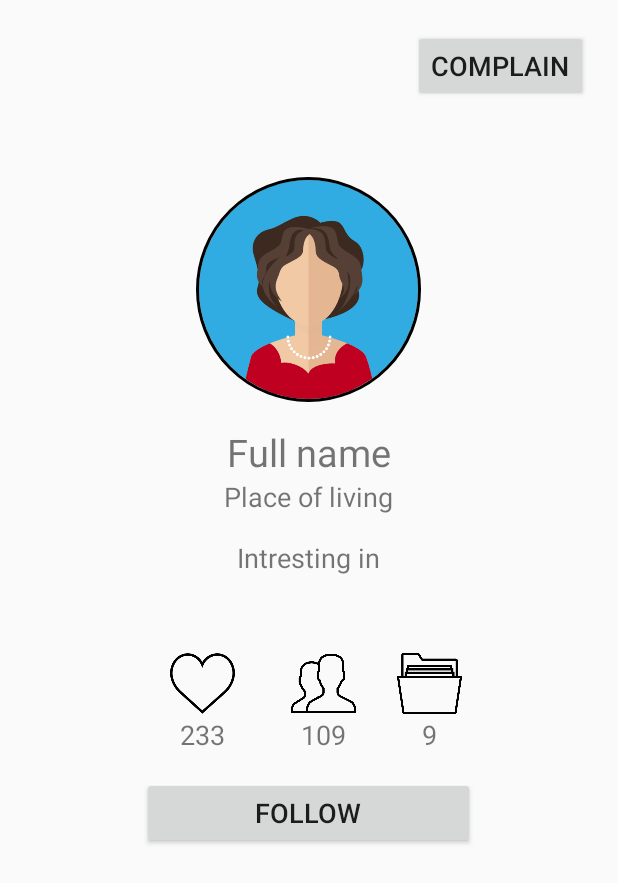
After one commit to DariyaBaletskaya/collections-client, an Android app: the layout profile_view.xml on its own in the app's theme, with its tools: preview values and no code run, on a phone screen of 412 x 824 dp. The commit adds this screen. Shown: the top 883 px of the screen. Run offline under Robolectric (Android 15) with nearby library versions, the phone set to English and light mode, and no system bars.

Commit message:
Add profile_view.xml and enter_form.xml

```diff
--- a/app/build.gradle
+++ b/app/build.gradle
@@ -43,5 +43,7 @@ dependencies {
     implementation 'com.fasterxml.jackson.core:jackson-annotations:2.4.1'
     implementation 'com.fasterxml.jackson.core:jackson-databind:2.4.1'
     implementation 'org.springframework.android:spring-android-rest-template:2.0.0.M3'
+    implementation 'de.hdodenhof:circleimageview:3.0.0'
+
 
 }
--- /dev/null
+++ b/app/src/main/res/layout/profile_view.xml
@@ -0,0 +1,143 @@
+<?xml version="1.0" encoding="utf-8"?>
+<LinearLayout xmlns:android="http://schemas.android.com/apk/res/android"
+    xmlns:app="http://schemas.android.com/apk/res-auto"
+    xmlns:tools="http://schemas.android.com/tools"
+    android:layout_width="match_parent"
+    android:layout_height="match_parent"
+    android:gravity="center_horizontal"
+    android:orientation="vertical"
+    android:padding="20dp">
+
+    <LinearLayout
+        android:layout_width="match_parent"
+        android:layout_height="wrap_content"
+        android:gravity="right"
+        android:orientation="horizontal"
+        android:layout_marginBottom="@dimen/context_block_margin">
+
+        <Button
+            android:id="@+id/button"
+            android:layout_width="wrap_content"
+            android:layout_height="wrap_content"
+            android:text="@string/b_complain"
+            android:textSize="@dimen/font_size_plain_text"/>
+    </LinearLayout>
+
+    <de.hdodenhof.circleimageview.CircleImageView
+        xmlns:app="http://schemas.android.com/apk/res-auto"
+        android:id="@+id/profile_image"
+        android:layout_width="@dimen/profile_image"
+        android:layout_height="@dimen/profile_image"
+        android:src="@drawable/people"
+        app:civ_border_width="2dp"
+        app:civ_border_color="#FF000000"/>
+
+    <TextView
+        android:id="@+id/tv_full_name"
+        android:layout_width="wrap_content"
+        android:layout_height="wrap_content"
+        android:text="@string/tv_full_name"
+        android:textSize="@dimen/font_size_full_name"
+        android:layout_marginTop="@dimen/text_vertical_margin"/>
+
+    <TextView
+        android:id="@+id/textView3"
+        android:layout_width="wrap_content"
+        android:layout_height="wrap_content"
+        android:text="@string/tv_place_living"
+        android:textSize="@dimen/font_size_plain_text"/>
+
+    <TextView
+        android:id="@+id/textView4"
+        android:layout_width="wrap_content"
+        android:layout_height="wrap_content"
+        android:text="@string/tv_interest"
+        android:textSize="@dimen/font_size_plain_text"
+        android:layout_marginTop="@dimen/text_vertical_margin"/>
+
+    <GridLayout
+        android:layout_width="wrap_content"
+        android:layout_height="wrap_content"
+        android:columnCount="3"
+        android:rowCount="3"
+        android:horizontalSpacing="@dimen/space_between_grid_blocks"
+        android:verticalSpacing="@dimen/space_between_grid_blocks"
+        android:layout_marginTop="@dimen/context_block_margin">
+
+
+       <ImageView
+            android:id="@+id/imageView7"
+            android:layout_width="@dimen/icons_profile"
+            android:layout_height="@dimen/icons_profile"
+            android:layout_column="0"
+            android:layout_row="0"
+           android:layout_gravity="center_horizontal"
+            app:srcCompat="@drawable/ic_menu_favorites" />
+
+        <ImageView
+            android:id="@+id/imageView8"
+            android:layout_width="@dimen/icons_profile"
+            android:layout_height="@dimen/icons_profile"
+            android:layout_column="1"
+            android:layout_row="0"
+            android:layout_gravity="center_horizontal"
+            app:srcCompat="@drawable/users" />
+
+        <ImageView
+            android:id="@+id/imageView9"
+            android:layout_width="@dimen/icons_profile"
+            android:layout_height="@dimen/icons_profile"
+            android:layout_column="2"
+            android:layout_row="0"
+            android:layout_gravity="center_horizontal"
+            app:srcCompat="@drawable/folder" />
+
+        <TextView
+            android:id="@+id/textView11"
+            android:layout_width="wrap_content"
+            android:layout_height="wrap_content"
+            android:layout_column="0"
+            android:layout_row="1"
+            android:layout_gravity="center_horizontal"
+            android:text="@string/tv_likes"
+            android:layout_marginLeft="@dimen/space_between_grid_blocks"
+            android:layout_marginRight="@dimen/space_between_grid_blocks"
+            android:textSize="@dimen/font_size_plain_text"/>
+
+        <TextView
+            android:id="@+id/textView12"
+            android:layout_width="wrap_content"
+            android:layout_height="wrap_content"
+            android:layout_column="1"
+            android:layout_row="1"
+            android:layout_gravity="center_horizontal"
+            android:text="@string/tv_followers"
+            android:layout_marginLeft="@dimen/space_between_grid_blocks"
+            android:layout_marginRight="@dimen/space_between_grid_blocks"
+            android:textSize="@dimen/font_size_plain_text"/>
+
+        <TextView
+            android:id="@+id/textView13"
+            android:layout_width="wrap_content"
+            android:layout_height="wrap_content"
+            android:layout_column="2"
+            android:layout_row="1"
+            android:layout_gravity="center_horizontal"
+            android:text="@string/tv_collections"
+            android:layout_marginLeft="@dimen/space_between_grid_blocks"
+            android:layout_marginRight="@dimen/space_between_grid_blocks"
+            android:textSize="@dimen/font_size_plain_text"/>
+
+        <Button
+            android:id="@+id/button2"
+            android:layout_width="match_parent"
+            android:layout_height="match_parent"
+            android:layout_columnSpan="3"
+            android:layout_gravity="fill"
+            android:text="@string/b_follow"
+            android:layout_marginTop="@dimen/text_vertical_margin"
+            android:textSize="@dimen/font_size_plain_text" />
+
+    </GridLayout>
+
+</LinearLayout>
--- a/app/src/main/res/values/colors.xml
+++ b/app/src/main/res/values/colors.xml
@@ -3,4 +3,7 @@
     <color name="colorPrimary">#008577</color>
     <color name="colorPrimaryDark">#00574B</color>
     <color name="colorAccent">#D81B60</color>
+    <color name="colorGreyDark">#353636</color>
+    <color name="colorGrey">#DADCDD</color>
+
 </resources>
--- a/app/src/main/res/values/dimens.xml
+++ b/app/src/main/res/values/dimens.xml
@@ -5,4 +5,21 @@
     <dimen name="nav_header_vertical_spacing">8dp</dimen>
     <dimen name="nav_header_height">176dp</dimen>
     <dimen name="fab_margin">16dp</dimen>
+
+    <!--margin, font-size for enter-form.xml-->
+    <dimen name="text_vertical_margin">16dp</dimen>
+    <dimen name="headline_vertical_margin">16dp</dimen>
+    <dimen name="context_block_margin">50dp</dimen>
+    <dimen name="text_space">5sp</dimen>
+    <dimen name="font_size_plain_text">18sp</dimen>
+    <dimen name="font_size_headline">40sp</dimen>
+    <dimen name="size_image_logo">48dp</dimen>
+    <dimen name="image_horizontal_margin">16dp</dimen>
+    <dimen name="edit_text_vertical_margin">0dp</dimen>
+
+    <dimen name="profile_image">150dp</dimen>
+    <dimen name="icons_profile">43dp</dimen>
+    <dimen name="font_size_full_name">25sp</dimen>
+    <dimen name="space_between_grid_blocks">25dp</dimen>
+
 </resources>
--- a/app/src/main/res/values/strings.xml
+++ b/app/src/main/res/values/strings.xml
@@ -29,4 +29,25 @@
     <string name="remove_from_favourites">Remove from favourites</string>
     <string name="edit">Edit</string>
     <string name="delete">Delete</string>
+
+
+    <!--strings for enter_form.xml-->
+    <string name="tv_nameProgram">Collections App</string>
+    <string name="tv_taglineProgram">Collect anytime, anywhere</string>
+    <string name="tv_email">Email address</string>
+    <string name="tv_password">Password</string>
+    <string name="tv_forgotPassword">Forgot password?</string>
+    <string name="b_logIn">Log in</string>
+    <string name="tv_logWithSocialAcc">Or login with social accounts</string>
+    <string name="tv_noAccountYet">Don\'t have an account yet?</string>
+    <string name="tv_signUp">Sign up now!</string>
+
+    <string name="tv_full_name">Full name</string>
+    <string name="tv_place_living">Place of living</string>
+    <string name="tv_interest">Intresting in</string>
+    <string name="tv_likes">233</string>
+    <string name="tv_followers">109</string>
+    <string name="tv_collections">9</string>
+    <string name="b_complain">Complain</string>
+    <string name="b_follow">Follow</string>
 </resources>
--- a/build.gradle
+++ b/build.gradle
@@ -1,4 +1,5 @@
 // Top-level build file where you can add configuration options common to all sub-projects/modules.
+
 
 buildscript {
     repositories {
```
Also changed, not shown: app/src/main/java/onpu/pnit/collectionsclient/activity/MainActivity.java (+9 -0 lines), app/src/main/res/layout/enter_form.xml (added, +159 -0 lines), app/src/main/res/drawable-v24/folder.png (added), app/src/main/res/drawable/logo.png (added), app/src/main/res/drawable/people.png (added), app/src/main/res/drawable/plus.png (added), app/src/main/res/drawable/users.png (added), settings.gradle (line endings or trailing spaces).
